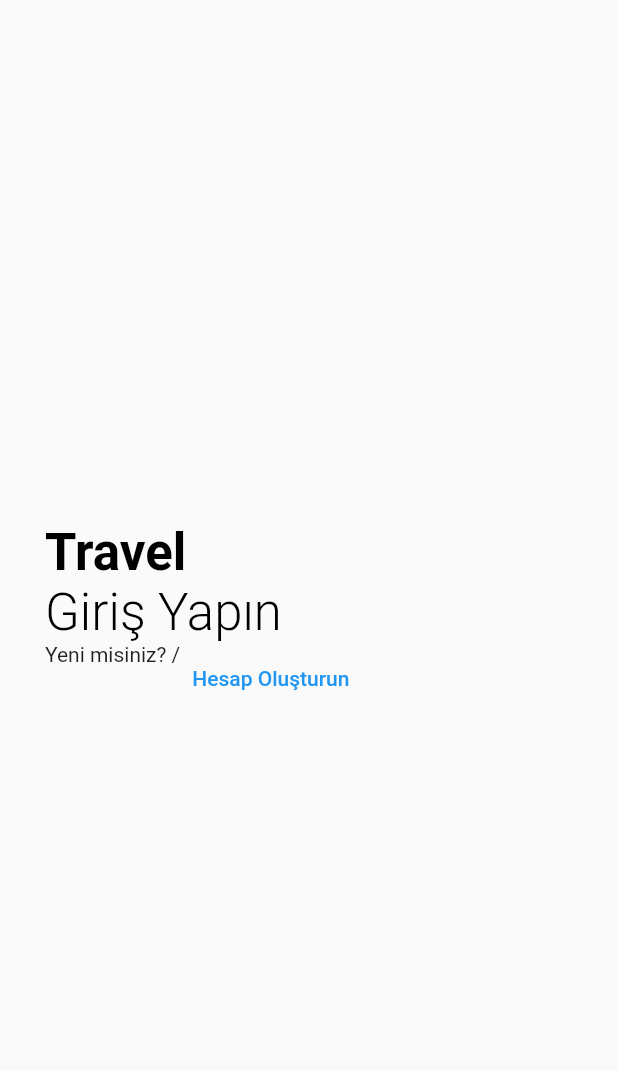
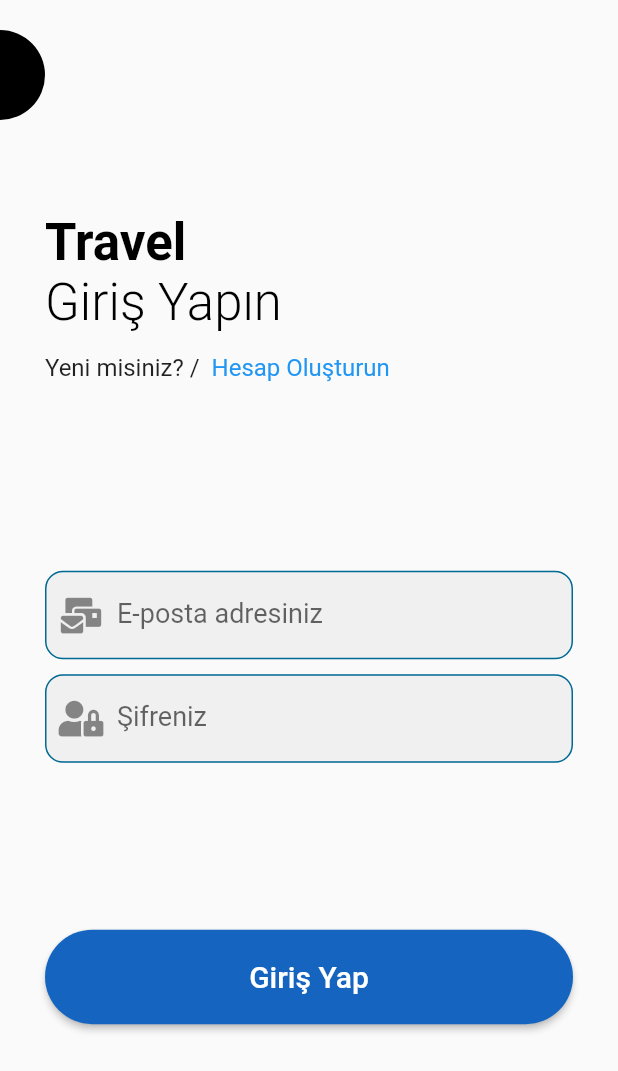
Before and after one commit to rumeysataas/travel, a Flutter app: the screen it shows after launch, on a phone screen of 412 x 824 dp. Shown: the top 1071 px of the screen. Run offline on Flutter 3.47's test engine with Material 2 defaults, Android fonts, the phone set to English and light mode, and no system bars; our stand-ins replace firebase_core, font_awesome_flutter; accounts and stored records are empty.

Commit message:
login page

```diff
--- a/lib/custom_theme.dart
+++ b/lib/custom_theme.dart
@@ -2,7 +2,19 @@ import 'package:flutter/material.dart';
 
 const double appDefaultPadding = 30;
 
+const Color appBlue = Color(0xff006994);
+
+final appOutlineInputBorder = OutlineInputBorder(
+    borderSide: BorderSide(color: appBlue),
+    borderRadius: BorderRadius.circular(12));
+
 ThemeData customTheme = ThemeData(
+    primaryColor: Colors.blue[800],
+    inputDecorationTheme: InputDecorationTheme(
+        filled: true,
+        labelStyle: TextStyle(fontSize: 18),
+        enabledBorder: appOutlineInputBorder,
+        focusedBorder: appOutlineInputBorder),
     textTheme: TextTheme(
       headline1: TextStyle(color: Colors.black),
       headline2: TextStyle(color: Colors.black),
--- a/lib/extensions/context_extensions.dart
+++ b/lib/extensions/context_extensions.dart
@@ -4,5 +4,7 @@ import 'package:flutter/material.dart';
 extension ContextExtensions on BuildContext {
   double get phoneWidth => MediaQuery.of(this).size.width;
   double get phoneHeight => MediaQuery.of(this).size.height;
+  Color get primaryColor => Theme.of(this).primaryColor;
+  Color get accentColor => Theme.of(this).accentColor;
   TextTheme get textTheme => Theme.of(this).textTheme;
 }
--- a/lib/views/login_view.dart
+++ b/lib/views/login_view.dart
@@ -1,4 +1,5 @@
 import 'package:flutter/material.dart';
+import 'package:font_awesome_flutter/font_awesome_flutter.dart';
 import 'package:travel/custom_theme.dart';
 import '../extensions/context_extensions.dart';
 
@@ -11,12 +12,34 @@ class LoginView extends StatelessWidget {
       body: SafeArea(
         child: Stack(
           children: [
+            Positioned(
+              top: 20,
+              left: -30 / 2 - 30 / 2,
+              child: CircleAvatar(
+                radius: 30,
+                backgroundColor: Colors.black,
+              ),
+            ),
             Padding(
               padding: const EdgeInsets.all(appDefaultPadding),
               child: Column(
-                mainAxisAlignment: MainAxisAlignment.center,
-                children: [
-                  Column(
+                mainAxisAlignment: MainAxisAlignment.spaceEvenly,
+                children: [_AppHeader(), _AppForm(), _AppLogin()],
+              ),
+            )
+          ],
+        ),
+      ),
+    );
+  }
+}
+
+class _AppHeader extends StatelessWidget {
+  const _AppHeader({Key? key}) : super(key: key);
+
+  @override
+  Widget build(BuildContext context) {
+    return Column(
       crossAxisAlignment: CrossAxisAlignment.stretch,
       children: [
         Text(
@@ -30,20 +53,63 @@ class LoginView extends StatelessWidget {
               .copyWith(fontWeight: FontWeight.w300),
         ),
         Wrap(
+          crossAxisAlignment: WrapCrossAlignment.center,
           children: [
-                          Text('Yeni misiniz? /'),
+            Text('Yeni misiniz? /', style: context.textTheme.subtitle1),
             TextButton(
-                              onPressed: () {}, child: Text('Hesap Oluşturun'))
+                onPressed: () {},
+                child: Text(
+                  'Hesap Oluşturun',
+                  style:
+                      context.textTheme.subtitle1!.copyWith(color: Colors.blue),
+                ))
           ],
         )
       ],
-                  )
+    );
+  }
+}
+
+class _AppForm extends StatelessWidget {
+  const _AppForm({Key? key}) : super(key: key);
+
+  @override
+  Widget build(BuildContext context) {
+    return Form(
+      child: Column(
+        children: [
+          TextFormField(
+            decoration: InputDecoration(
+                labelText: 'E-posta adresiniz',
+                prefixIcon: Icon(FontAwesomeIcons.mailBulk)),
+          ),
+          SizedBox(height: 10),
+          TextFormField(
+            decoration: InputDecoration(
+                labelText: 'Şifreniz',
+                prefixIcon: Icon(FontAwesomeIcons.userLock)),
+          ),
         ],
-              ),
-            )
-          ],
-        ),
       ),
     );
   }
 }
+
+class _AppLogin extends StatelessWidget {
+  const _AppLogin({Key? key}) : super(key: key);
+
+  @override
+  Widget build(BuildContext context) {
+    return Container(
+        width: double.infinity,
+        child: ElevatedButton(
+            style: ElevatedButton.styleFrom(
+                shape: StadiumBorder(),
+                primary: context.primaryColor,
+                padding: const EdgeInsets.all(appDefaultPadding - 10)),
+            onPressed: () {},
+            child: Text('Giriş Yap',
+                style: context.textTheme.headline6!
+                    .copyWith(color: Colors.white))));
+  }
+}
--- a/pubspec.yaml
+++ b/pubspec.yaml
@@ -18,7 +18,7 @@ publish_to: "none" # Remove this line if you wish to publish to pub.dev
 version: 1.0.0+1
 
 environment:
-  sdk: '>=2.12.0 <3.0.0'
+  sdk: ">=2.12.0 <3.0.0"
 
 dependencies:
   flutter:
@@ -30,6 +30,7 @@ dependencies:
   firebase_core: ^1.3.0
   firebase_auth: ^1.4.1
   cloud_firestore: ^2.2.2
+  font_awesome_flutter: ^9.1.0
 
 dev_dependencies:
   flutter_test:
```
Also changed, not shown: pubspec.lock. Lines whose indentation alone changed are shown as unchanged.
